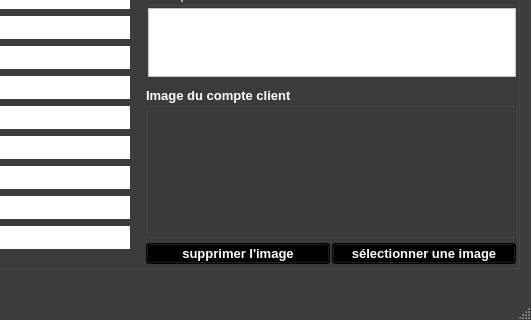
First picture: the form in ui/yeroth-erp-modifier-compte-client-window.ui, repository xnoumbissinoundou/yeroth-erp-3.0, before the edit; both pictures show x 269 to 800 and y 280 to 600 of the 800 by 600 pixel window.
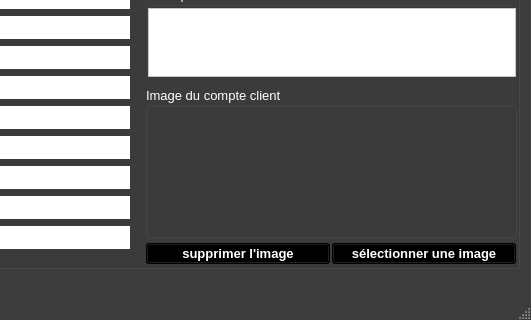
Second picture: the form after the edit. Icons and pictures are not drawn. Custom widgets are drawn as their Qt base class.

What changed in the file:
```diff
--- a/ui/yeroth-erp-modifier-compte-client-window.ui
+++ b/ui/yeroth-erp-modifier-compte-client-window.ui
@@ -10051,8 +10051,8 @@
      <property name="font">
       <font>
        <pointsize>10</pointsize>
-       <weight>75</weight>
-       <bold>true</bold>
+       <weight>50</weight>
+       <bold>false</bold>
       </font>
      </property>
      <property name="title">
```
